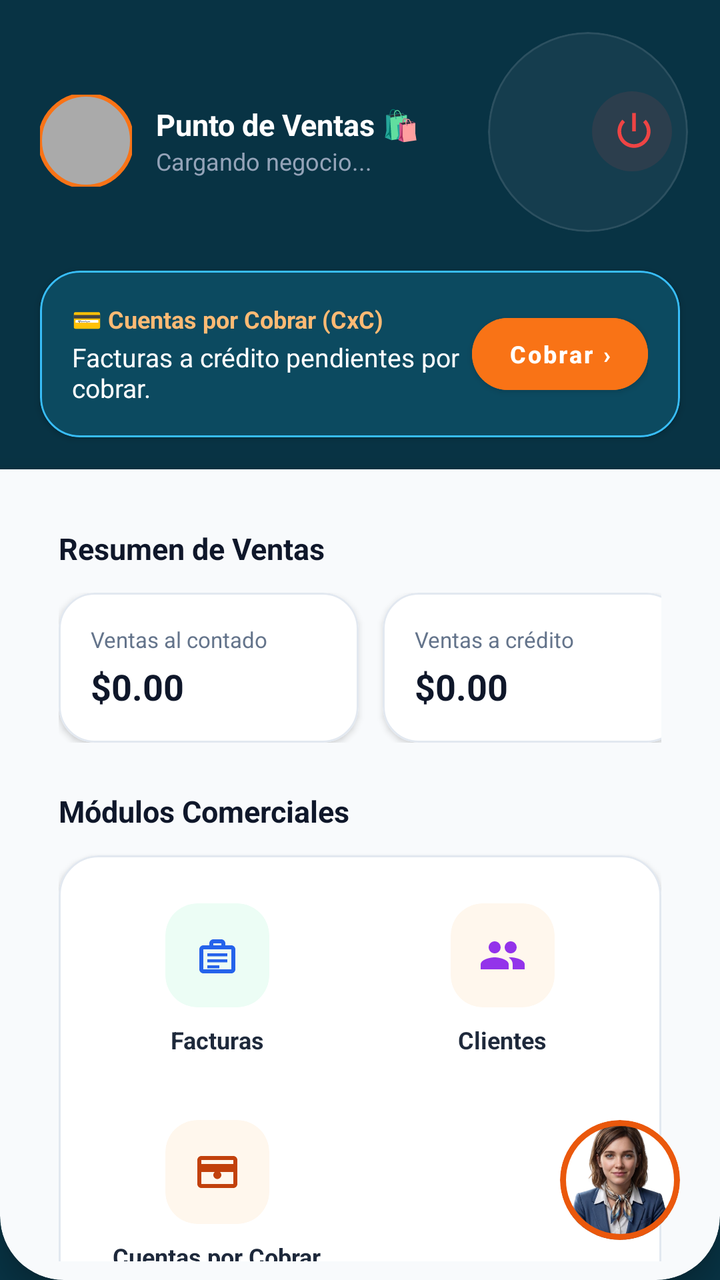
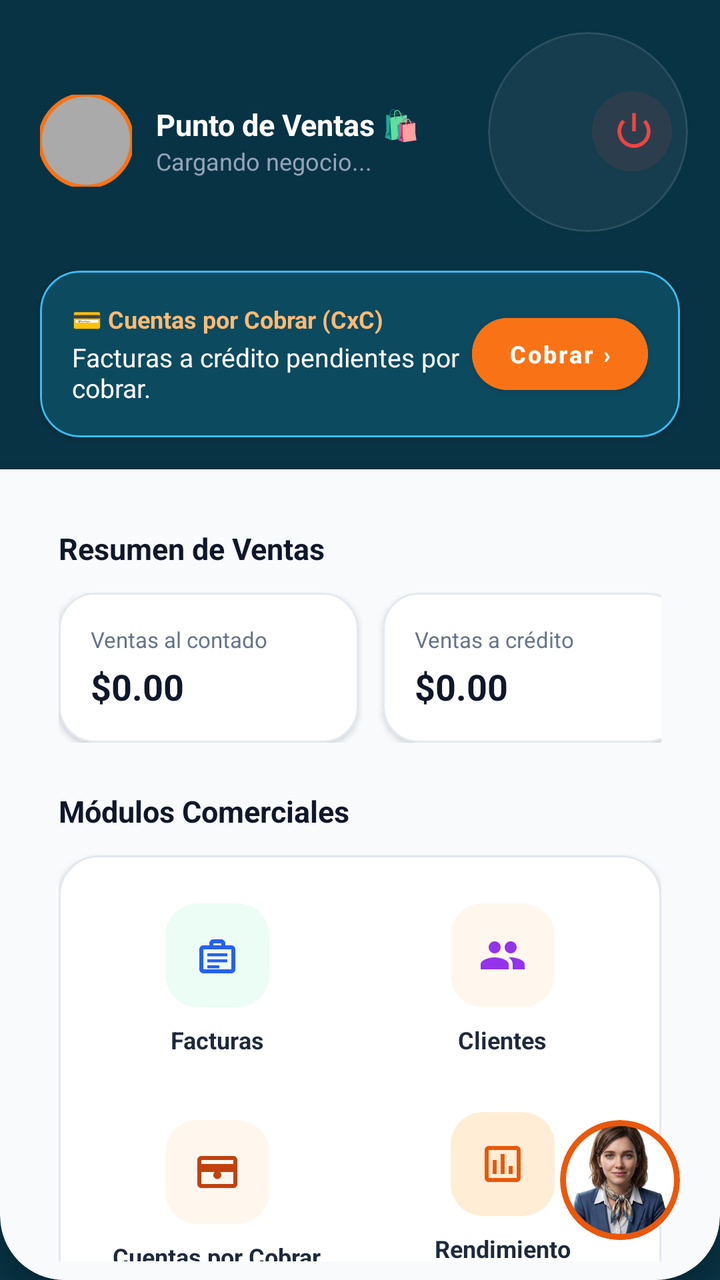

The first picture is an Android layout as it rendered before a commit; the second is the same layout after the commit. The layout source and the unified diff follow.
<!-- AndroidManifest.xml: application theme Theme.MaterialComponents.Light.NoActionBar -->
<!-- res/layout/activity_vendedor.xml -->
<?xml version="1.0" encoding="utf-8"?>
<RelativeLayout xmlns:android="http://schemas.android.com/apk/res/android"
    xmlns:app="http://schemas.android.com/apk/res-auto"
    android:layout_width="match_parent"
    android:layout_height="match_parent"
    android:background="#083344"
    android:fitsSystemWindows="false">

    
    <RelativeLayout
        android:layout_width="match_parent"
        android:layout_height="match_parent"
        android:clipChildren="false"
        android:clipToPadding="false"
        android:clickable="false"
        android:focusable="false"
        android:importantForAccessibility="no">

        <com.google.android.material.card.MaterialCardView
            android:layout_width="100dp"
            android:layout_height="100dp"
            android:layout_alignParentTop="true"
            android:layout_alignParentEnd="true"
            android:layout_marginTop="16dp"
            android:layout_marginEnd="16dp"
            app:cardBackgroundColor="#0DFFFFFF"
            app:cardCornerRadius="50dp"
            app:cardElevation="0dp"
            app:strokeColor="#1AF0F6FF"
            app:strokeWidth="1dp" />
    </RelativeLayout>

    
    <RelativeLayout
        android:id="@+id/headerLayout"
        android:layout_width="match_parent"
        android:layout_height="wrap_content"
        android:paddingHorizontal="20dp"
        android:paddingTop="44dp"
        android:paddingBottom="16dp">

        <com.google.android.material.button.MaterialButton
            android:id="@+id/btnLogout"
            style="@style/Widget.Material3.Button.IconButton"
            android:layout_width="48dp"
            android:layout_height="48dp"
            android:layout_alignParentEnd="true"
            android:layout_centerVertical="true"
            app:backgroundTint="#1AEF4444"
            app:cornerRadius="24dp"
            app:icon="@android:drawable/ic_lock_power_off"
            app:iconSize="22dp"
            app:iconTint="#EF4444" />

        <LinearLayout
            android:id="@+id/headerProfileClick"
            android:layout_width="wrap_content"
            android:layout_height="90dp"
            android:layout_alignParentStart="true"
            android:layout_alignParentTop="true"
            android:layout_marginTop="-19dp"
            android:clickable="true"
            android:focusable="true"
            android:foreground="?attr/selectableItemBackground"
            android:gravity="center_vertical"
            android:orientation="horizontal">

            <com.google.android.material.imageview.ShapeableImageView
                android:id="@+id/ivAvatar"
                android:layout_width="46dp"
                android:layout_height="46dp"
                android:scaleType="centerCrop"
                android:src="@android:color/darker_gray"
                app:shapeAppearanceOverlay="@style/ShapeAppearance.Material3.Corner.Full"
                app:strokeColor="#F97316"
                app:strokeWidth="2dp" />

            <LinearLayout
                android:layout_width="wrap_content"
                android:layout_height="wrap_content"
                android:layout_marginStart="12dp"
                android:orientation="vertical">

                <TextView
                    android:id="@+id/tvWelcome"
                    android:layout_width="wrap_content"
                    android:layout_height="wrap_content"
                    android:text="Punto de Ventas 🛍️"
                    android:textColor="@color/white"
                    android:textSize="15sp"
                    android:textStyle="bold" />

                <TextView
                    android:id="@+id/tvBusinessName"
                    android:layout_width="wrap_content"
                    android:layout_height="wrap_content"
                    android:text="Cargando negocio..."
                    android:textColor="#94A3B8"
                    android:textSize="12sp" />
            </LinearLayout>
        </LinearLayout>
    </RelativeLayout>

    
    <com.google.android.material.card.MaterialCardView
        android:id="@+id/cardAlert"
        android:layout_width="match_parent"
        android:layout_height="wrap_content"
        android:layout_below="@id/headerLayout"
        android:layout_marginHorizontal="20dp"
        android:layout_marginTop="4dp"
        android:layout_marginBottom="16dp"
        android:visibility="visible"
        app:cardBackgroundColor="#0C4A60"
        app:cardCornerRadius="20dp"
        app:cardElevation="2dp"
        app:strokeColor="#38BDF8"
        app:strokeWidth="1dp">

        <RelativeLayout
            android:layout_width="match_parent"
            android:layout_height="wrap_content"
            android:padding="16dp">

            <LinearLayout
                android:layout_width="wrap_content"
                android:layout_height="wrap_content"
                android:layout_alignParentStart="true"
                android:layout_centerVertical="true"
                android:layout_toStartOf="@id/btnVerCxC"
                android:orientation="vertical">

                <TextView
                    android:layout_width="wrap_content"
                    android:layout_height="wrap_content"
                    android:text="💳 Cuentas por Cobrar (CxC)"
                    android:textColor="#FDBA74"
                    android:textSize="12sp"
                    android:textStyle="bold" />

                <TextView
                    android:id="@+id/tvMensajeCxC"
                    android:layout_width="wrap_content"
                    android:layout_height="wrap_content"
                    android:layout_marginTop="2dp"
                    android:text="Facturas a crédito pendientes por cobrar."
                    android:textColor="@color/white"
                    android:textSize="13sp" />
            </LinearLayout>

            <com.google.android.material.button.MaterialButton
                android:id="@+id/btnVerCxC"
                android:layout_width="wrap_content"
                android:layout_height="36dp"
                android:layout_alignParentEnd="true"
                android:layout_centerVertical="true"
                android:backgroundTint="#F97316"
                android:insetTop="0dp"
                android:insetBottom="0dp"
                android:paddingHorizontal="14dp"
                android:text="Cobrar ›"
                android:textAllCaps="false"
                android:textColor="@color/white"
                android:textSize="12sp"
                android:textStyle="bold"
                app:cornerRadius="18dp" />
        </RelativeLayout>
    </com.google.android.material.card.MaterialCardView>

    
    <com.google.android.material.card.MaterialCardView
        android:layout_width="match_parent"
        android:layout_height="match_parent"
        android:layout_below="@id/cardAlert"
        android:layout_alignParentBottom="true"
        app:cardBackgroundColor="#F8FAFC"
        app:cardElevation="8dp"
        app:shapeAppearanceOverlay="@style/ShapeAppearance.BottomRoundedPanel"
        app:strokeWidth="0dp">

        <androidx.core.widget.NestedScrollView
            android:layout_width="match_parent"
            android:layout_height="match_parent"
            android:fillViewport="true">

            <LinearLayout
                android:layout_width="match_parent"
                android:layout_height="wrap_content"
                android:orientation="vertical"
                android:padding="20dp"
                android:paddingBottom="60dp">

                
                <TextView
                    android:layout_width="wrap_content"
                    android:layout_height="wrap_content"
                    android:layout_marginBottom="12dp"
                    android:text="Resumen de Ventas"
                    android:textColor="#0F172A"
                    android:textSize="15sp"
                    android:textStyle="bold" />

                <HorizontalScrollView
                    android:layout_width="match_parent"
                    android:layout_height="wrap_content"
                    android:layout_marginBottom="24dp"
                    android:scrollbars="none">

                    <LinearLayout
                        android:layout_width="wrap_content"
                        android:layout_height="wrap_content"
                        android:orientation="horizontal">

                        
                        <com.google.android.material.card.MaterialCardView
                            android:layout_width="150dp"
                            android:layout_height="wrap_content"
                            android:layout_marginEnd="12dp"
                            app:cardBackgroundColor="@color/white"
                            app:cardCornerRadius="18dp"
                            app:cardElevation="2dp"
                            app:strokeColor="#E2E8F0"
                            app:strokeWidth="1dp">

                            <LinearLayout
                                android:layout_width="match_parent"
                                android:layout_height="wrap_content"
                                android:orientation="vertical"
                                android:padding="16dp">

                                <TextView
                                    android:layout_width="wrap_content"
                                    android:layout_height="wrap_content"
                                    android:text="Ventas al contado"
                                    android:textColor="#64748B"
                                    android:textSize="11sp" />

                                <TextView
                                    android:id="@+id/tvVentasContado"
                                    android:layout_width="wrap_content"
                                    android:layout_height="wrap_content"
                                    android:layout_marginTop="4dp"
                                    android:text="$0.00"
                                    android:textColor="#0F172A"
                                    android:textSize="18sp"
                                    android:textStyle="bold" />
                            </LinearLayout>
                        </com.google.android.material.card.MaterialCardView>

                        
                        <com.google.android.material.card.MaterialCardView
                            android:layout_width="150dp"
                            android:layout_height="wrap_content"
                            android:layout_marginEnd="12dp"
                            app:cardBackgroundColor="@color/white"
                            app:cardCornerRadius="18dp"
                            app:cardElevation="2dp"
                            app:strokeColor="#E2E8F0"
                            app:strokeWidth="1dp">

                            <LinearLayout
                                android:layout_width="match_parent"
                                android:layout_height="wrap_content"
                                android:orientation="vertical"
                                android:padding="16dp">

                                <TextView
                                    android:layout_width="wrap_content"
                                    android:layout_height="wrap_content"
                                    android:text="Ventas a crédito"
                                    android:textColor="#64748B"
                                    android:textSize="11sp" />

                                <TextView
                                    android:id="@+id/tvVentasCredito"
                                    android:layout_width="wrap_content"
                                    android:layout_height="wrap_content"
                                    android:layout_marginTop="4dp"
                                    android:text="$0.00"
                                    android:textColor="#0F172A"
                                    android:textSize="18sp"
                                    android:textStyle="bold" />
                            </LinearLayout>
                        </com.google.android.material.card.MaterialCardView>

                        
                        <com.google.android.material.card.MaterialCardView
                            android:layout_width="140dp"
                            android:layout_height="wrap_content"
                            app:cardBackgroundColor="@color/white"
                            app:cardCornerRadius="18dp"
                            app:cardElevation="2dp"
                            app:strokeColor="#E2E8F0"
                            app:strokeWidth="1dp">

                            <LinearLayout
                                android:layout_width="match_parent"
                                android:layout_height="wrap_content"
                                android:orientation="vertical"
                                android:padding="16dp">

                                <TextView
                                    android:layout_width="wrap_content"
                                    android:layout_height="wrap_content"
                                    android:text="Facturas emitidas"
                                    android:textColor="#64748B"
                                    android:textSize="11sp" />

                                <TextView
                                    android:id="@+id/tvTotalFacturas"
                                    android:layout_width="wrap_content"
                                    android:layout_height="wrap_content"
                                    android:layout_marginTop="4dp"
                                    android:text="0 facturas"
                                    android:textColor="#0F172A"
                                    android:textSize="17sp"
                                    android:textStyle="bold" />
                            </LinearLayout>
                        </com.google.android.material.card.MaterialCardView>
                    </LinearLayout>
                </HorizontalScrollView>

                
                <TextView
                    android:layout_width="wrap_content"
                    android:layout_height="wrap_content"
                    android:layout_marginBottom="12dp"
                    android:text="Módulos Comerciales"
                    android:textColor="#0F172A"
                    android:textSize="15sp"
                    android:textStyle="bold" />

                <com.google.android.material.card.MaterialCardView
                    android:layout_width="match_parent"
                    android:layout_height="wrap_content"
                    android:layout_marginBottom="24dp"
                    app:cardBackgroundColor="@color/white"
                    app:cardCornerRadius="20dp"
                    app:cardElevation="2dp"
                    app:strokeColor="#E2E8F0"
                    app:strokeWidth="1dp">

                    <GridLayout
                        android:layout_width="match_parent"
                        android:layout_height="wrap_content"
                        android:alignmentMode="alignMargins"
                        android:columnCount="2"
                        android:padding="8dp">

                        
                        <LinearLayout
                            android:id="@+id/cardFacturas"
                            android:layout_width="0dp"
                            android:layout_height="wrap_content"
                            android:layout_columnWeight="1"
                            android:clickable="true"
                            android:focusable="true"
                            android:foreground="?attr/selectableItemBackground"
                            android:gravity="center"
                            android:orientation="vertical"
                            android:padding="16dp">

                            <com.google.android.material.card.MaterialCardView
                                android:layout_width="52dp"
                                android:layout_height="52dp"
                                app:cardBackgroundColor="#ECFDF5"
                                app:cardCornerRadius="16dp"
                                app:cardElevation="0dp">

                                <ImageView
                                    android:layout_width="24dp"
                                    android:layout_height="24dp"
                                    android:layout_gravity="center"
                                    android:src="@drawable/ic_invoice"
                                    app:tint="#2563EB" />
                            </com.google.android.material.card.MaterialCardView>

                            <TextView
                                android:layout_width="wrap_content"
                                android:layout_height="wrap_content"
                                android:layout_marginTop="8dp"
                                android:text="Facturas"
                                android:textColor="#1E293B"
                                android:textSize="12sp"
                                android:textStyle="bold" />
                        </LinearLayout>

                        
                        <LinearLayout
                            android:id="@+id/cardClientes"
                            android:layout_width="0dp"
                            android:layout_height="wrap_content"
                            android:layout_columnWeight="1"
                            android:clickable="true"
                            android:focusable="true"
                            android:foreground="?attr/selectableItemBackground"
                            android:gravity="center"
                            android:orientation="vertical"
                            android:padding="16dp">

                            <com.google.android.material.card.MaterialCardView
                                android:layout_width="52dp"
                                android:layout_height="52dp"
                                app:cardBackgroundColor="#FFF7ED"
                                app:cardCornerRadius="16dp"
                                app:cardElevation="0dp">

                                <ImageView
                                    android:layout_width="24dp"
                                    android:layout_height="24dp"
                                    android:layout_gravity="center"
                                    android:src="@drawable/ic_clients"
                                    app:tint="#9333EA" />
                            </com.google.android.material.card.MaterialCardView>

                            <TextView
                                android:layout_width="wrap_content"
                                android:layout_height="wrap_content"
                                android:layout_marginTop="8dp"
                                android:text="Clientes"
                                android:textColor="#1E293B"
                                android:textSize="12sp"
                                android:textStyle="bold" />
                        </LinearLayout>

                        
                        <LinearLayout
                            android:id="@+id/cardCuentasPorCobrar"
                            android:layout_width="0dp"
                            android:layout_height="wrap_content"
                            android:layout_columnWeight="1"
                            android:clickable="true"
                            android:focusable="true"
                            android:foreground="?attr/selectableItemBackground"
                            android:gravity="center"
                            android:orientation="vertical"
                            android:padding="16dp">

                            <com.google.android.material.card.MaterialCardView
                                android:layout_width="52dp"
                                android:layout_height="52dp"
                                app:cardBackgroundColor="#FFF7ED"
                                app:cardCornerRadius="16dp"
                                app:cardElevation="0dp">

                                <ImageView
                                    android:layout_width="24dp"
                                    android:layout_height="24dp"
                                    android:layout_gravity="center"
                                    android:src="@drawable/ic_receivables"
                                    app:tint="#C2410C" />
                            </com.google.android.material.card.MaterialCardView>

                            <TextView
                                android:layout_width="wrap_content"
                                android:layout_height="wrap_content"
                                android:layout_marginTop="8dp"
                                android:text="Cuentas por Cobrar"
                                android:textColor="#1E293B"
                                android:textSize="12sp"
                                android:textStyle="bold" />
                        </LinearLayout>

                    </GridLayout>
                </com.google.android.material.card.MaterialCardView>

            </LinearLayout>
        </androidx.core.widget.NestedScrollView>
    </com.google.android.material.card.MaterialCardView>

    
    <com.google.android.material.card.MaterialCardView
        android:id="@+id/fabZoe"
        android:layout_width="60dp"
        android:layout_height="60dp"
        android:layout_alignParentEnd="true"
        android:layout_alignParentBottom="true"
        android:layout_margin="20dp"
        android:clickable="true"
        android:focusable="true"
        android:foreground="?attr/selectableItemBackground"
        app:cardBackgroundColor="@color/white"
        app:cardCornerRadius="30dp"
        app:cardElevation="8dp"
        app:strokeColor="#EA580C"
        app:strokeWidth="3dp">

        <com.google.android.material.imageview.ShapeableImageView
            android:layout_width="match_parent"
            android:layout_height="match_parent"
            android:scaleType="centerCrop"
            android:src="@drawable/zoe"
            app:shapeAppearanceOverlay="@style/ShapeAppearance.Material3.Corner.Full" />
    </com.google.android.material.card.MaterialCardView>

</RelativeLayout>
<!-- resources referenced by this layout -->
<resources>
  <color name="white">#FFFFFFFF</color>
  <!-- drawable ic_clients (drawable) -->
  <vector xmlns:android="http://schemas.android.com/apk/res/android"
      android:width="24dp"
      android:height="24dp"
      android:viewportWidth="24"
      android:viewportHeight="24">
      <path
          android:fillColor="@android:color/white"
          android:pathData="M16,11c1.66,0 2.99,-1.34 2.99,-3S17.66,5 16,5c-1.66,0 -3,1.34 -3,3s1.34,3 3,3zM8,11c1.66,0 2.99,-1.34 2.99,-3S9.66,5 8,5C6.34,5 5,6.34 5,8s1.34,3 3,3zM8,13c-2.33,0 -7,1.17 -7,3.5V19h14v-2.5c0,-2.33 -4.67,-3.5 -7,-3.5zM16,13c-0.29,0 -0.62,0.02 -0.97,0.05 1.16,0.84 1.97,1.97 1.97,3.45V19h6v-2.5c0,-2.33 -4.67,-3.5 -7,-3.5z"/>
  </vector>
  <!-- drawable ic_invoice (drawable) -->
  <vector xmlns:android="http://schemas.android.com/apk/res/android"
      android:width="24dp"
      android:height="24dp"
      android:viewportWidth="24"
      android:viewportHeight="24">
      <path
          android:fillColor="@android:color/white"
          android:pathData="M19,7h-3V6c0,-1.1 -0.9,-2 -2,-2h-4c-1.1,0 -2,0.9 -2,2v1H5c-1.1,0 -2,0.9 -2,2v10c0,1.1 0.9,2 2,2h14c1.1,0 2,-0.9 2,-2V9c0,-1.1 -0.9,-2 -2,-2zM10,6h4v1h-4V6zM19,19H5V9h14v10z"/>
      <path
          android:fillColor="@android:color/white"
          android:pathData="M7,11h10v1.5H7zM7,14h10v1.5H7zM7,17h6v1.5H7z"/>
  </vector>
  <!-- drawable ic_receivables (drawable) -->
  <vector xmlns:android="http://schemas.android.com/apk/res/android"
      android:width="24dp"
      android:height="24dp"
      android:viewportWidth="24"
      android:viewportHeight="24">
      <path
          android:fillColor="@android:color/white"
          android:pathData="M20,4H4c-1.1,0 -2,0.9 -2,2v12c0,1.1 0.9,2 2,2h16c1.1,0 2,-0.9 2,-2V6c0,-1.1 -0.9,-2 -2,-2zM20,18H4v-6h16v6zM20,8H4V6h16v2zM12,15.5c1.1,0 2,-0.9 2,-2s-0.9,-2 -2,-2 -2,0.9 -2,2 0.9,2 2,2z"/>
  </vector>
  <!-- drawable zoe: png bitmap (drawable, 155241 bytes) -->
  <style name="ShapeAppearance.BottomRoundedPanel" parent="ShapeAppearance.Material3.Corner.None">
              <item name="cornerSizeTopLeft">0dp</item>
              <item name="cornerSizeTopRight">0dp</item>
              <item name="cornerSizeBottomLeft">32dp</item>
              <item name="cornerSizeBottomRight">32dp</item>
          </style>
</resources>

<!-- the commit's change to res/layout/activity_vendedor.xml (unified diff, before → after) -->
@@ -461,6 +461,43 @@
                                 android:textStyle="bold" />
                         </LinearLayout>
 
+                        <LinearLayout
+                            android:id="@+id/cardRendimiento"
+                            android:layout_width="0dp"
+                            android:layout_height="wrap_content"
+                            android:layout_columnWeight="1"
+                            android:clickable="true"
+                            android:focusable="true"
+                            android:foreground="?attr/selectableItemBackground"
+                            android:gravity="center"
+                            android:orientation="vertical"
+                            android:padding="12dp">
+
+                            <com.google.android.material.card.MaterialCardView
+                                android:layout_width="52dp"
+                                android:layout_height="52dp"
+                                app:cardBackgroundColor="#FFEDD5"
+                                app:cardCornerRadius="16dp"
+                                app:cardElevation="0dp">
+
+                                <ImageView
+                                    android:layout_width="24dp"
+                                    android:layout_height="24dp"
+                                    android:layout_gravity="center"
+                                    android:src="@drawable/ic_chart"
+                                    app:tint="#EA580C" />
+                            </com.google.android.material.card.MaterialCardView>
+
+                            <TextView
+                                android:layout_width="wrap_content"
+                                android:layout_height="wrap_content"
+                                android:layout_marginTop="8dp"
+                                android:text="Rendimiento"
+                                android:textColor="#1E293B"
+                                android:textSize="12sp"
+                                android:textStyle="bold" />
+                        </LinearLayout>
+
                     </GridLayout>
                 </com.google.android.material.card.MaterialCardView>
 
<!-- resource entries referenced after the edit -->
@@ -1,6 +1,16 @@
 <!-- resources referenced by this layout -->
 <resources>
   <color name="white">#FFFFFFFF</color>
+  <!-- drawable ic_chart (drawable) -->
+  <vector xmlns:android="http://schemas.android.com/apk/res/android"
+      android:width="24dp"
+      android:height="24dp"
+      android:viewportWidth="24"
+      android:viewportHeight="24">
+      <path
+          android:fillColor="#FF000000"
+          android:pathData="M19,3H5C3.9,3 3,3.9 3,5v14c0,1.1 0.9,2 2,2h14c1.1,0 2,-0.9 2,-2V5C21,3.9 20.1,3 19,3zM19,19H5V5h14V19zM7,10h2v7H7V10zM11,7h2v10h-2V7zM15,13h2v4h-2V13z"/>
+  </vector>
   <!-- drawable ic_clients (drawable) -->
   <vector xmlns:android="http://schemas.android.com/apk/res/android"
       android:width="24dp"
